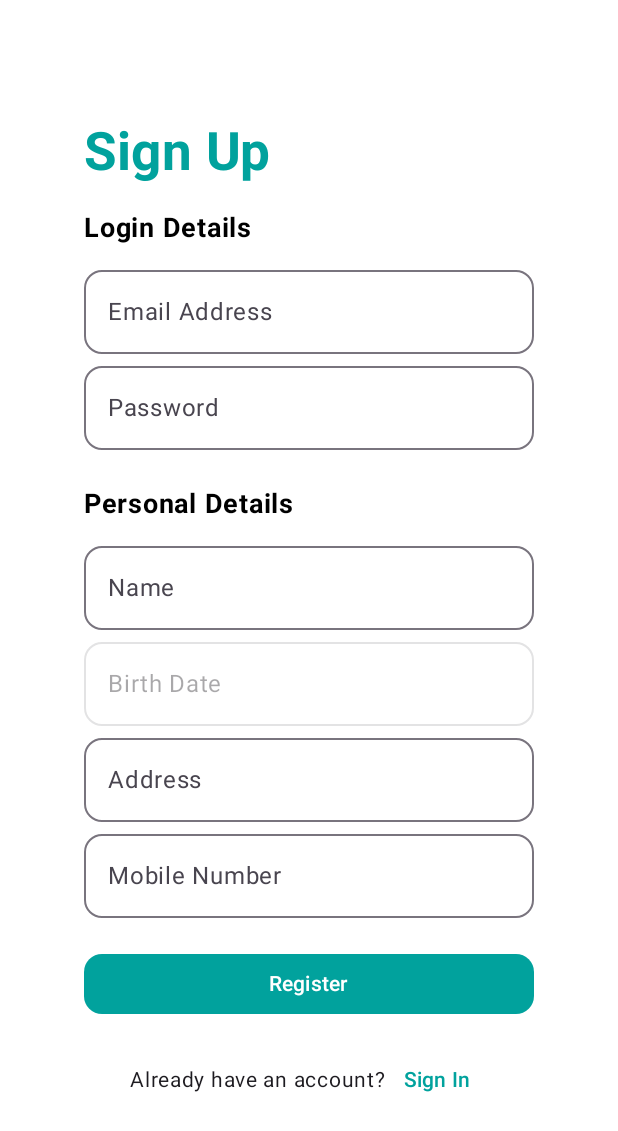
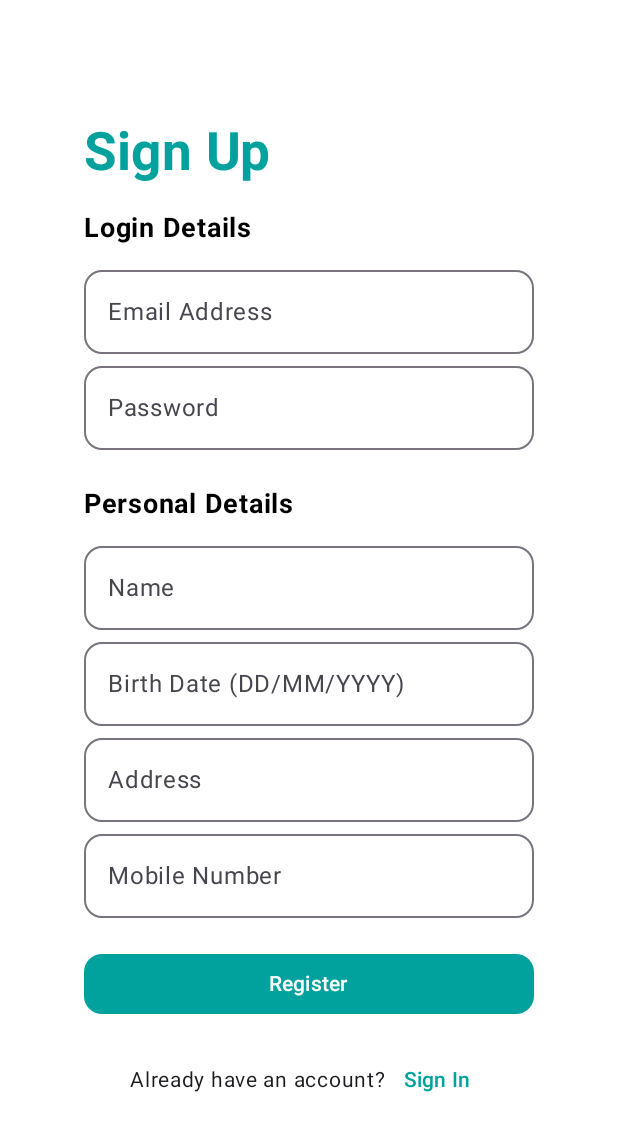
Before and after one commit to nabhylanr/Starbucks-App, an Android app built with Jetpack Compose: the screen it shows after launch (MainActivity), after a tap on "Sign Up", on a phone screen of 412 x 824 dp. Shown: the top 1131 px of the screen. Run offline under Robolectric (Android 15) with nearby library versions, the phone set to English and light mode, and no system bars; our stand-ins replace accompanist; 1 other tap on this screen came first.

Commit message:
refactor(signup): change birth date input to manual format

```diff
--- a/app/src/main/java/com/example/tugas11/ui/pages/signUp/SignUpScreen.kt
+++ b/app/src/main/java/com/example/tugas11/ui/pages/signUp/SignUpScreen.kt
@@ -49,16 +49,6 @@ fun SignUpScreen(
     val (mobileNumber, setMobileNumber) = rememberSaveable { mutableStateOf("") }
     val (birthDate, setBirthDate) = rememberSaveable { mutableStateOf("") }
     val context = LocalContext.current
-
-    val datePickerDialog = remember {
-        DatePickerDialog(
-            context,
-            { _, year, month, dayOfMonth ->
-                setBirthDate("$dayOfMonth/${month + 1}/$year")
-            },
-            2000, 0, 1
-        )
-    }
 
     Box(
         modifier = Modifier
@@ -117,13 +107,12 @@ fun SignUpScreen(
 
             OutlinedTextField(
                 value = birthDate,
-                onValueChange = {},
-                label = { Text(text = "Birth Date") },
-                modifier = Modifier
-                    .fillMaxWidth()
-                    .clickable { datePickerDialog.show() },
-                shape = RoundedCornerShape(12.dp),
-                enabled = false
+                onValueChange = setBirthDate,
+                label = { Text(text = "Birth Date (DD/MM/YYYY)") },
+                placeholder = { Text("25/03/2003") },
+                keyboardOptions = KeyboardOptions(keyboardType = KeyboardType.Number),
+                modifier = Modifier.fillMaxWidth(),
+                shape = RoundedCornerShape(12.dp)
             )
 
             OutlinedTextField(
```
